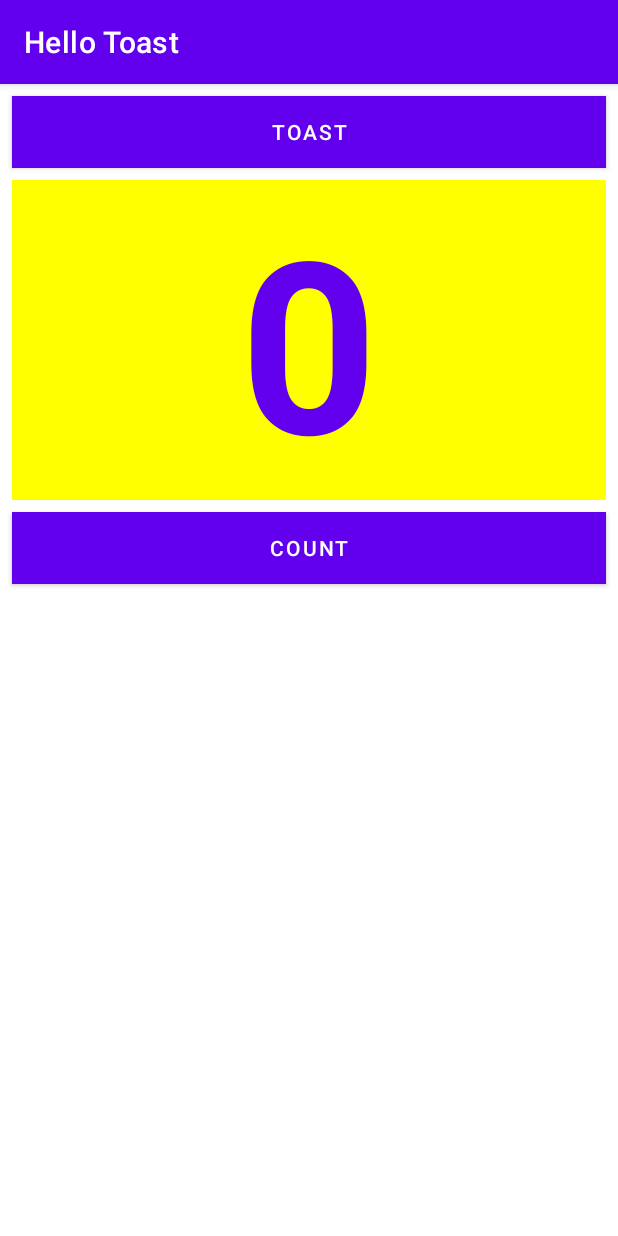
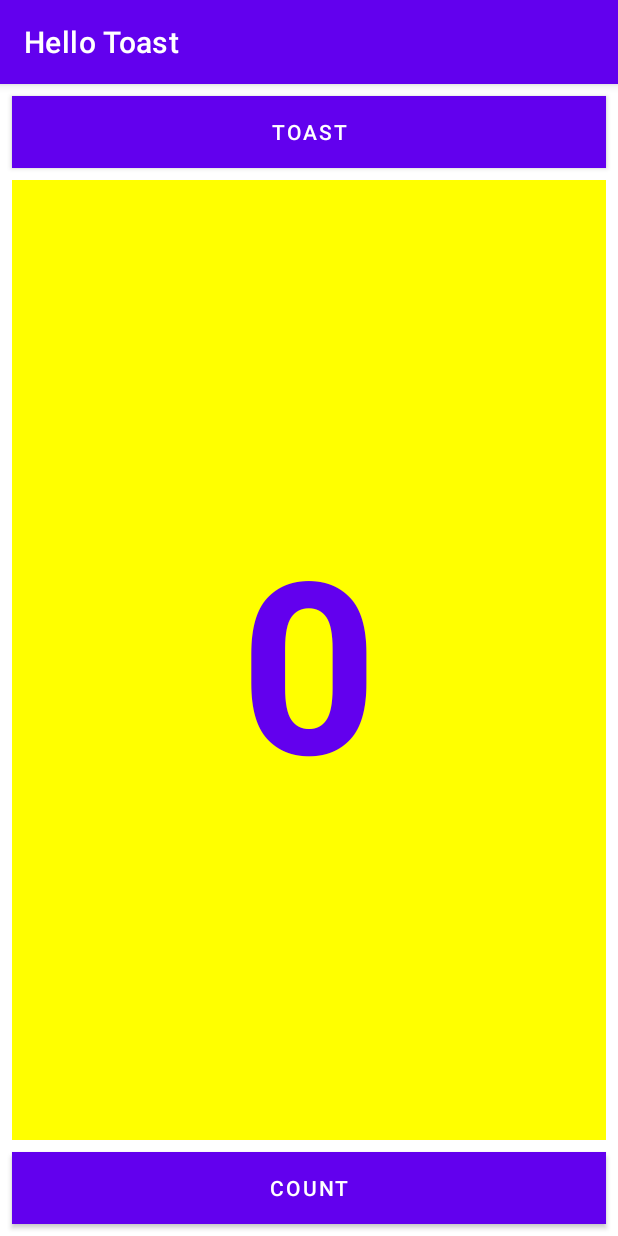
Before and after one commit to shrutiisharma/Codelabs, an Android app: the screen it shows after launch (MainActivity), on a phone screen of 412 x 824 dp. Run offline under Robolectric (Android 15) with nearby library versions, the phone set to English and light mode, and no system bars.

Commit message:
Linear Layout

```diff
--- a/app/src/main/res/layout/activity_main.xml
+++ b/app/src/main/res/layout/activity_main.xml
@@ -1,5 +1,5 @@
 <?xml version="1.0" encoding="utf-8"?>
-<RelativeLayout xmlns:android="http://schemas.android.com/apk/res/android"
+<LinearLayout xmlns:android="http://schemas.android.com/apk/res/android"
     xmlns:app="http://schemas.android.com/apk/res-auto"
     xmlns:tools="http://schemas.android.com/tools"
     android:layout_width="match_parent"
@@ -21,16 +21,15 @@
 
     <TextView
         android:id="@+id/show_count"
-        android:layout_below="@+id/button_toast"
-        android:layout_alignParentStart="true"
         android:layout_width="match_parent"
-        android:layout_height="wrap_content"
+        android:layout_height="0dp"
         android:layout_marginStart="8dp"
         android:layout_marginTop="8dp"
         android:layout_marginEnd="8dp"
         android:layout_marginBottom="8dp"
         android:background="#FFFF00"
         android:gravity="center"
+        android:layout_weight="1"
         android:text="@string/count_initial_value"
         android:textAlignment="center"
         android:textColor="@color/design_default_color_primary"
@@ -39,8 +38,6 @@
 
     <Button
         android:id="@+id/button_count"
-        android:layout_below="@+id/show_count"
-        android:layout_centerHorizontal="true"
         android:layout_width="match_parent"
         android:layout_height="wrap_content"
         android:layout_marginStart="8dp"
@@ -51,4 +48,4 @@
         android:text="@string/button_label_count"
         android:textColor="#FFFFFF" />
 
-</RelativeLayout>
+</LinearLayout>
```
